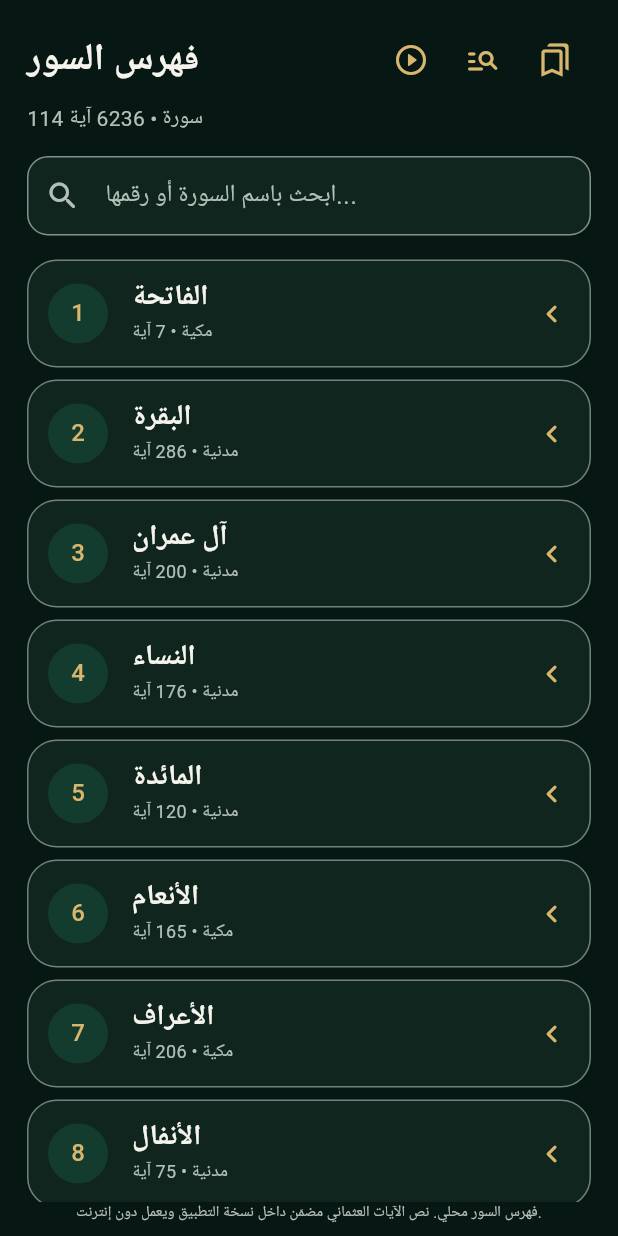
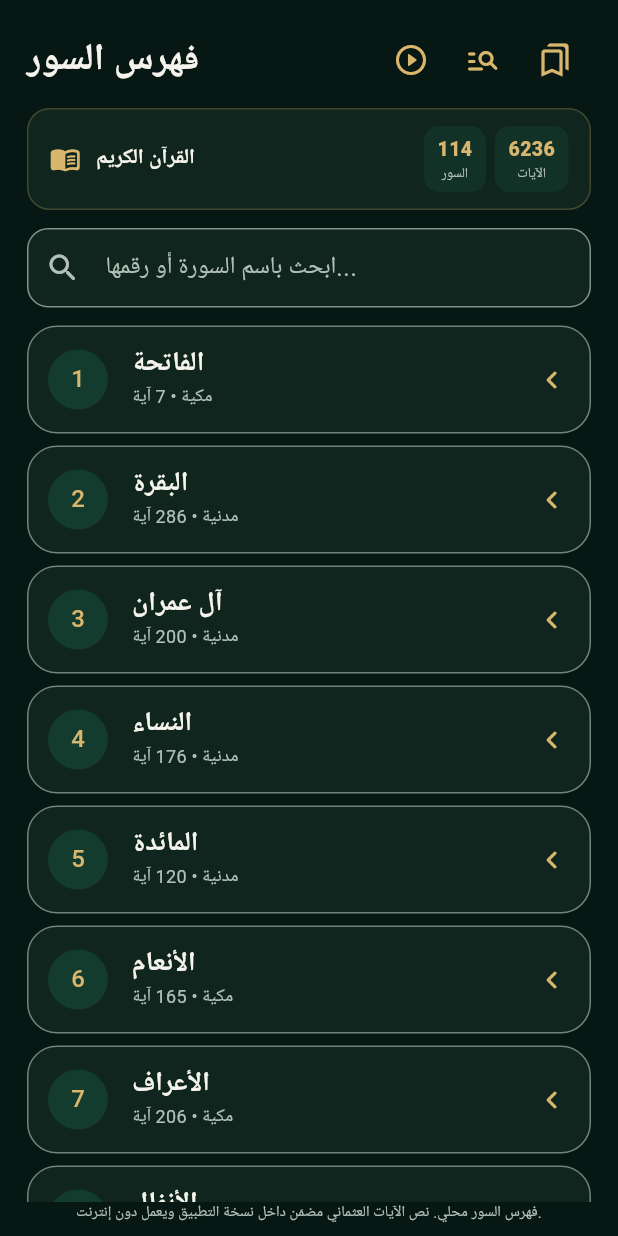
Before and after one commit to loayh523-lab/Mithaq-Al-Mumin-New, a Flutter app: the QuranIndexPage widget shown alone on an empty page, opened directly, on a phone screen of 412 x 824 dp. Run offline on Flutter 3.47's test engine with Material 3 defaults, Android fonts, the phone set to English and light mode, and no system bars; our stand-ins replace audioplayers, flutter_compass, flutter_local_notifications, geolocator, share_plus, shared_preferences and 2 more; missing offline and left inert: geomag; accounts and stored records are empty; Roboto replaces fonts that are missing (Amiri).

Commit message:
Refine Quran index layout and compact its statistics

```diff
--- a/lib/quran/quran_pages.dart
+++ b/lib/quran/quran_pages.dart
@@ -121,9 +121,37 @@ class _QuranIndexPageState extends State<QuranIndexPage> {
               icon: Icon(Icons.bookmarks_outlined, color: _gold),
             ),
           ]),
-          const SizedBox(height: 5),
-          Text(_loading ? 'جارٍ تجهيز فهرس القرآن الكريم...' : '114 سورة • $verseCount آية', style: TextStyle(color: Theme.of(context).colorScheme.onSurfaceVariant)),
-          const SizedBox(height: 14),
+          const SizedBox(height: 8),
+          Container(
+            width: double.infinity,
+            padding: const EdgeInsets.symmetric(horizontal: 14, vertical: 11),
+            decoration: BoxDecoration(
+              color: Theme.of(context).colorScheme.surface,
+              borderRadius: BorderRadius.circular(15),
+              border: Border.all(color: _gold.withValues(alpha: .24)),
+            ),
+            child: Row(
+              children: [
+                const Icon(Icons.menu_book_rounded, color: _gold, size: 21),
+                const SizedBox(width: 10),
+                Expanded(
+                  child: Text(
+                    _loading ? 'جارٍ تجهيز فهرس القرآن الكريم...' : 'القرآن الكريم',
+                    style: TextStyle(
+                      color: Theme.of(context).colorScheme.onSurface,
+                      fontWeight: FontWeight.w700,
+                      fontSize: 14,
+                    ),
+                  ),
+                ),
+                const SizedBox(width: 8),
+                _QuranCountPill(label: 'السور', value: _loading ? '—' : '114'),
+                const SizedBox(width: 6),
+                _QuranCountPill(label: 'الآيات', value: _loading ? '—' : '$verseCount'),
+              ],
+            ),
+          ),
+          const SizedBox(height: 12),
           TextField(
             controller: _search, onChanged: (_) => setState(() {}),
             decoration: InputDecoration(
@@ -142,7 +170,7 @@ class _QuranIndexPageState extends State<QuranIndexPage> {
             : filtered.isEmpty
               ? Center(child: Text('ماكو سورة تطابق البحث', style: TextStyle(color: Theme.of(context).colorScheme.onSurfaceVariant)))
               : ListView.separated(
-                  padding: const EdgeInsets.fromLTRB(18, 8, 18, 18),
+                  padding: const EdgeInsets.fromLTRB(18, 4, 18, 18),
                   itemCount: filtered.length,
                   separatorBuilder: (_, __) => const SizedBox(height: 8),
                   itemBuilder: (context, i) {
@@ -151,7 +179,7 @@ class _QuranIndexPageState extends State<QuranIndexPage> {
                       margin: EdgeInsets.zero, color: Theme.of(context).colorScheme.surface,
                       child: ListTile(
                         leading: CircleAvatar(backgroundColor: _emerald.withValues(alpha: .24), child: Text('${s.id}', style: TextStyle(color: _gold))),
-                        title: Text(s.name, style: TextStyle(fontSize: 19, fontWeight: FontWeight.w700)),
+                        title: Text(s.name, style: TextStyle(fontSize: 18, fontWeight: FontWeight.w700, height: 1.3)),
                         subtitle: Text('${s.type == 'meccan' ? 'مكية' : 'مدنية'} • ${s.totalVerses} آية', style: TextStyle(color: Theme.of(context).colorScheme.onSurfaceVariant, fontSize: 12)),
                         trailing: Icon(Icons.chevron_left_rounded, color: _gold),
                         onTap: () => Navigator.of(context).push(MaterialPageRoute<void>(
@@ -170,6 +198,28 @@ class _QuranIndexPageState extends State<QuranIndexPage> {
   }
 }
 
+
+class _QuranCountPill extends StatelessWidget {
+  const _QuranCountPill({required this.label, required this.value});
+  final String label;
+  final String value;
+
+  @override
+  Widget build(BuildContext context) => Container(
+    padding: const EdgeInsets.symmetric(horizontal: 9, vertical: 6),
+    decoration: BoxDecoration(
+      color: _emerald.withValues(alpha: .14),
+      borderRadius: BorderRadius.circular(10),
+    ),
+    child: Column(
+      mainAxisSize: MainAxisSize.min,
+      children: [
+        Text(value, style: const TextStyle(color: _gold, fontSize: 13, fontWeight: FontWeight.w800)),
+        Text(label, style: TextStyle(color: Theme.of(context).colorScheme.onSurfaceVariant, fontSize: 9)),
+      ],
+    ),
+  );
+}
 
 class _QuranVerseMeta {
   const _QuranVerseMeta({required this.juz, required this.hizb, required this.page, this.rub});
```
